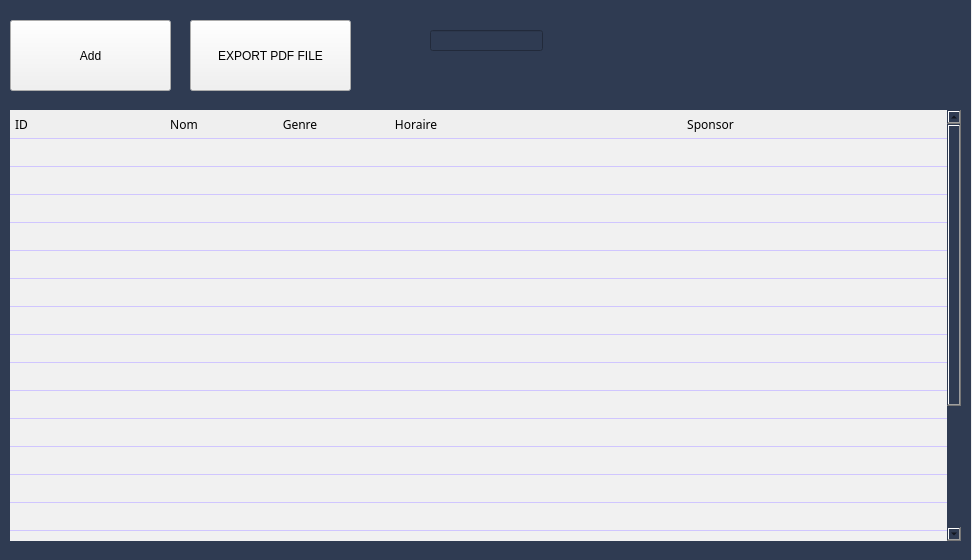
This is emission.ui in HyperDarkmoon/TVEmpire as Qt 5 draws it before an edit. The edited form follows.
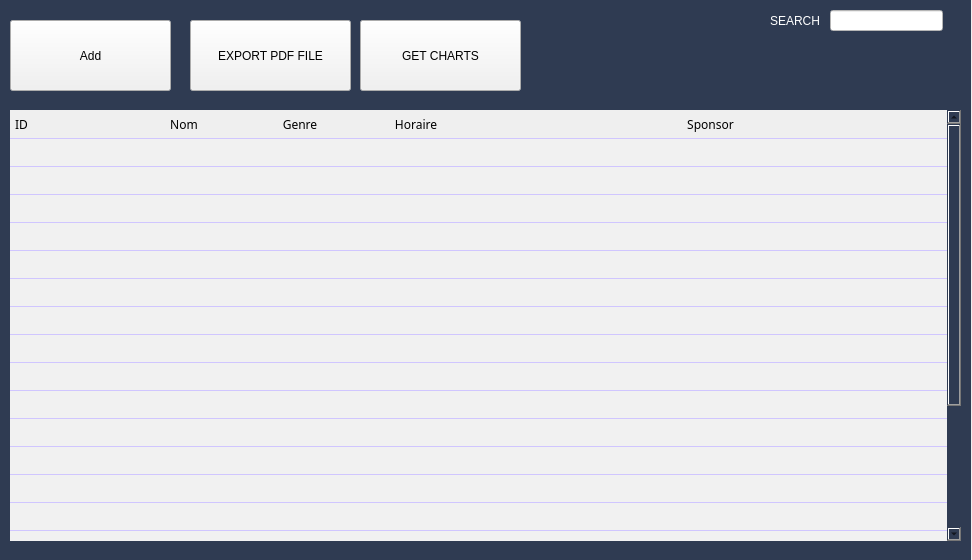
This is the edited form. Icons and pictures are not drawn.

Patch:
```diff
--- a/emission.ui
+++ b/emission.ui
@@ -1290,18 +1290,21 @@
    <widget class="QLineEdit" name="searchBar">
     <property name="geometry">
      <rect>
-      <x>430</x>
-      <y>30</y>
+      <x>830</x>
+      <y>10</y>
       <width>113</width>
       <height>21</height>
      </rect>
     </property>
+    <property name="styleSheet">
+     <string notr="true">background:#fff</string>
+    </property>
    </widget>
    <widget class="QLabel" name="tempLabel">
     <property name="geometry">
      <rect>
-      <x>600</x>
-      <y>30</y>
+      <x>670</x>
+      <y>70</y>
       <width>291</width>
       <height>31</height>
      </rect>
@@ -1314,6 +1317,494 @@
      <string/>
     </property>
    </widget>
+   <widget class="QLabel" name="tempLabel_2">
+    <property name="geometry">
+     <rect>
+      <x>770</x>
+      <y>10</y>
+      <width>51</width>
+      <height>21</height>
+     </rect>
+    </property>
+    <property name="styleSheet">
+     <string notr="true">color:#FFF
+</string>
+    </property>
+    <property name="text">
+     <string>SEARCH</string>
+    </property>
+   </widget>
+   <widget class="QPushButton" name="pdfButton_2">
+    <property name="geometry">
+     <rect>
+      <x>360</x>
+      <y>20</y>
+      <width>161</width>
+      <height>71</height>
+     </rect>
+    </property>
+    <property name="palette">
+     <palette>
+      <active>
+       <colorrole role="WindowText">
+        <brush brushstyle="SolidPattern">
+         <color alpha="255">
+          <red>0</red>
+          <green>0</green>
+          <blue>0</blue>
+         </color>
+        </brush>
+       </colorrole>
+       <colorrole role="Button">
+        <brush brushstyle="SolidPattern">
+         <color alpha="255">
+          <red>241</red>
+          <green>241</green>
+          <blue>241</blue>
+         </color>
+        </brush>
+       </colorrole>
+       <colorrole role="Light">
+        <brush brushstyle="SolidPattern">
+         <color alpha="255">
+          <red>255</red>
+          <green>255</green>
+          <blue>255</blue>
+         </color>
+        </brush>
+       </colorrole>
+       <colorrole role="Midlight">
+        <brush brushstyle="SolidPattern">
+         <color alpha="255">
+          <red>255</red>
+          <green>255</green>
+          <blue>255</blue>
+         </color>
+        </brush>
+       </colorrole>
+       <colorrole role="Dark">
+        <brush brushstyle="SolidPattern">
+         <color alpha="255">
+          <red>127</red>
+          <green>127</green>
+          <blue>127</blue>
+         </color>
+        </brush>
+       </colorrole>
+       <colorrole role="Mid">
+        <brush brushstyle="SolidPattern">
+         <color alpha="255">
+          <red>170</red>
+          <green>170</green>
+          <blue>170</blue>
+         </color>
+        </brush>
+       </colorrole>
+       <colorrole role="Text">
+        <brush brushstyle="SolidPattern">
+         <color alpha="255">
+          <red>0</red>
+          <green>0</green>
+          <blue>0</blue>
+         </color>
+        </brush>
+       </colorrole>
+       <colorrole role="BrightText">
+        <brush brushstyle="SolidPattern">
+         <color alpha="255">
+          <red>255</red>
+          <green>255</green>
+          <blue>255</blue>
+         </color>
+        </brush>
+       </colorrole>
+       <colorrole role="ButtonText">
+        <brush brushstyle="SolidPattern">
+         <color alpha="255">
+          <red>0</red>
+          <green>0</green>
+          <blue>0</blue>
+         </color>
+        </brush>
+       </colorrole>
+       <colorrole role="Base">
+        <brush brushstyle="SolidPattern">
+         <color alpha="255">
+          <red>241</red>
+          <green>241</green>
+          <blue>241</blue>
+         </color>
+        </brush>
+       </colorrole>
+       <colorrole role="Window">
+        <brush brushstyle="SolidPattern">
+         <color alpha="255">
+          <red>241</red>
+          <green>241</green>
+          <blue>241</blue>
+         </color>
+        </brush>
+       </colorrole>
+       <colorrole role="Shadow">
+        <brush brushstyle="SolidPattern">
+         <color alpha="255">
+          <red>0</red>
+          <green>0</green>
+          <blue>0</blue>
+         </color>
+        </brush>
+       </colorrole>
+       <colorrole role="AlternateBase">
+        <brush brushstyle="SolidPattern">
+         <color alpha="255">
+          <red>255</red>
+          <green>255</green>
+          <blue>255</blue>
+         </color>
+        </brush>
+       </colorrole>
+       <colorrole role="ToolTipBase">
+        <brush brushstyle="SolidPattern">
+         <color alpha="255">
+          <red>255</red>
+          <green>255</green>
+          <blue>220</blue>
+         </color>
+        </brush>
+       </colorrole>
+       <colorrole role="ToolTipText">
+        <brush brushstyle="SolidPattern">
+         <color alpha="255">
+          <red>0</red>
+          <green>0</green>
+          <blue>0</blue>
+         </color>
+        </brush>
+       </colorrole>
+       <colorrole role="PlaceholderText">
+        <brush brushstyle="SolidPattern">
+         <color alpha="128">
+          <red>0</red>
+          <green>0</green>
+          <blue>0</blue>
+         </color>
+        </brush>
+       </colorrole>
+      </active>
+      <inactive>
+       <colorrole role="WindowText">
+        <brush brushstyle="SolidPattern">
+         <color alpha="255">
+          <red>0</red>
+          <green>0</green>
+          <blue>0</blue>
+         </color>
+        </brush>
+       </colorrole>
+       <colorrole role="Button">
+        <brush brushstyle="SolidPattern">
+         <color alpha="255">
+          <red>241</red>
+          <green>241</green>
+          <blue>241</blue>
+         </color>
+        </brush>
+       </colorrole>
+       <colorrole role="Light">
+        <brush brushstyle="SolidPattern">
+         <color alpha="255">
+          <red>255</red>
+          <green>255</green>
+          <blue>255</blue>
+         </color>
+        </brush>
+       </colorrole>
+       <colorrole role="Midlight">
+        <brush brushstyle="SolidPattern">
+         <color alpha="255">
+          <red>255</red>
+          <green>255</green>
+          <blue>255</blue>
+         </color>
+        </brush>
+       </colorrole>
+       <colorrole role="Dark">
+        <brush brushstyle="SolidPattern">
+         <color alpha="255">
+          <red>127</red>
+          <green>127</green>
+          <blue>127</blue>
+         </color>
+        </brush>
+       </colorrole>
+       <colorrole role="Mid">
+        <brush brushstyle="SolidPattern">
+         <color alpha="255">
+          <red>170</red>
+          <green>170</green>
+          <blue>170</blue>
+         </color>
+        </brush>
+       </colorrole>
+       <colorrole role="Text">
+        <brush brushstyle="SolidPattern">
+         <color alpha="255">
+          <red>0</red>
+          <green>0</green>
+          <blue>0</blue>
+         </color>
+        </brush>
+       </colorrole>
+       <colorrole role="BrightText">
+        <brush brushstyle="SolidPattern">
+         <color alpha="255">
+          <red>255</red>
+          <green>255</green>
+          <blue>255</blue>
+         </color>
+        </brush>
+       </colorrole>
+       <colorrole role="ButtonText">
+        <brush brushstyle="SolidPattern">
+         <color alpha="255">
+          <red>0</red>
+          <green>0</green>
+          <blue>0</blue>
+         </color>
+        </brush>
+       </colorrole>
+       <colorrole role="Base">
+        <brush brushstyle="SolidPattern">
+         <color alpha="255">
+          <red>241</red>
+          <green>241</green>
+          <blue>241</blue>
+         </color>
+        </brush>
+       </colorrole>
+       <colorrole role="Window">
+        <brush brushstyle="SolidPattern">
+         <color alpha="255">
+          <red>241</red>
+          <green>241</green>
+          <blue>241</blue>
+         </color>
+        </brush>
+       </colorrole>
+       <colorrole role="Shadow">
+        <brush brushstyle="SolidPattern">
+         <color alpha="255">
+          <red>0</red>
+          <green>0</green>
+          <blue>0</blue>
+         </color>
+        </brush>
+       </colorrole>
+       <colorrole role="AlternateBase">
+        <brush brushstyle="SolidPattern">
+         <color alpha="255">
+          <red>255</red>
+          <green>255</green>
+          <blue>255</blue>
+         </color>
+        </brush>
+       </colorrole>
+       <colorrole role="ToolTipBase">
+        <brush brushstyle="SolidPattern">
+         <color alpha="255">
+          <red>255</red>
+          <green>255</green>
+          <blue>220</blue>
+         </color>
+        </brush>
+       </colorrole>
+       <colorrole role="ToolTipText">
+        <brush brushstyle="SolidPattern">
+         <color alpha="255">
+          <red>0</red>
+          <green>0</green>
+          <blue>0</blue>
+         </color>
+        </brush>
+       </colorrole>
+       <colorrole role="PlaceholderText">
+        <brush brushstyle="SolidPattern">
+         <color alpha="128">
+          <red>0</red>
+          <green>0</green>
+          <blue>0</blue>
+         </color>
+        </brush>
+       </colorrole>
+      </inactive>
+      <disabled>
+       <colorrole role="WindowText">
+        <brush brushstyle="SolidPattern">
+         <color alpha="255">
+          <red>127</red>
+          <green>127</green>
+          <blue>127</blue>
+         </color>
+        </brush>
+       </colorrole>
+       <colorrole role="Button">
+        <brush brushstyle="SolidPattern">
+         <color alpha="255">
+          <red>241</red>
+          <green>241</green>
+          <blue>241</blue>
+         </color>
+        </brush>
+       </colorrole>
+       <colorrole role="Light">
+        <brush brushstyle="SolidPattern">
+         <color alpha="255">
+          <red>255</red>
+          <green>255</green>
+          <blue>255</blue>
+         </color>
+        </brush>
+       </colorrole>
+       <colorrole role="Midlight">
+        <brush brushstyle="SolidPattern">
+         <color alpha="255">
+          <red>255</red>
+          <green>255</green>
+          <blue>255</blue>
+         </color>
+        </brush>
+       </colorrole>
+       <colorrole role="Dark">
+        <brush brushstyle="SolidPattern">
+         <color alpha="255">
+          <red>127</red>
+          <green>127</green>
+          <blue>127</blue>
+         </color>
+        </brush>
+       </colorrole>
+       <colorrole role="Mid">
+        <brush brushstyle="SolidPattern">
+         <color alpha="255">
+          <red>170</red>
+          <green>170</green>
+          <blue>170</blue>
+         </color>
+        </brush>
+       </colorrole>
+       <colorrole role="Text">
+        <brush brushstyle="SolidPattern">
+         <color alpha="255">
+          <red>127</red>
+          <green>127</green>
+          <blue>127</blue>
+         </color>
+        </brush>
+       </colorrole>
+       <colorrole role="BrightText">
+        <brush brushstyle="SolidPattern">
+         <color alpha="255">
+          <red>255</red>
+          <green>255</green>
+          <blue>255</blue>
+         </color>
+        </brush>
+       </colorrole>
+       <colorrole role="ButtonText">
+        <brush brushstyle="SolidPattern">
+         <color alpha="255">
+          <red>127</red>
+          <green>127</green>
+          <blue>127</blue>
+         </color>
+        </brush>
+       </colorrole>
+       <colorrole role="Base">
+        <brush brushstyle="SolidPattern">
+         <color alpha="255">
+          <red>241</red>
+          <green>241</green>
+          <blue>241</blue>
+         </color>
+        </brush>
+       </colorrole>
+       <colorrole role="Window">
+        <brush brushstyle="SolidPattern">
+         <color alpha="255">
+          <red>241</red>
+          <green>241</green>
+          <blue>241</blue>
+         </color>
+        </brush>
+       </colorrole>
+       <colorrole role="Shadow">
+        <brush brushstyle="SolidPattern">
+         <color alpha="255">
+          <red>0</red>
+          <green>0</green>
+          <blue>0</blue>
+         </color>
+        </brush>
+       </colorrole>
+       <colorrole role="AlternateBase">
+        <brush brushstyle="SolidPattern">
+         <color alpha="255">
+          <red>255</red>
+          <green>255</green>
+          <blue>255</blue>
+         </color>
+        </brush>
+       </colorrole>
+       <colorrole role="ToolTipBase">
+        <brush brushstyle="SolidPattern">
+         <color alpha="255">
+          <red>255</red>
+          <green>255</green>
+          <blue>220</blue>
+         </color>
+        </brush>
+       </colorrole>
+       <colorrole role="ToolTipText">
+        <brush brushstyle="SolidPattern">
+         <color alpha="255">
+          <red>0</red>
+          <green>0</green>
+          <blue>0</blue>
+         </color>
+        </brush>
+       </colorrole>
+       <colorrole role="PlaceholderText">
+        <brush brushstyle="SolidPattern">
+         <color alpha="128">
+          <red>0</red>
+          <green>0</green>
+          <blue>0</blue>
+         </color>
+        </brush>
+       </colorrole>
+      </disabled>
+     </palette>
+    </property>
+    <property name="autoFillBackground">
+     <bool>false</bool>
+    </property>
+    <property name="styleSheet">
+     <string notr="true">background : #F1F1F1;</string>
+    </property>
+    <property name="text">
+     <string>GET CHARTS</string>
+    </property>
+    <property name="icon">
+     <iconset>
+      <normaloff>../../../Desktop/#017_Students information system/icons/add.svg</normaloff>../../../Desktop/#017_Students information system/icons/add.svg</iconset>
+    </property>
+    <property name="iconSize">
+     <size>
+      <width>20</width>
+      <height>20</height>
+     </size>
+    </property>
+   </widget>
   </widget>
  </widget>
  <resources/>
```
